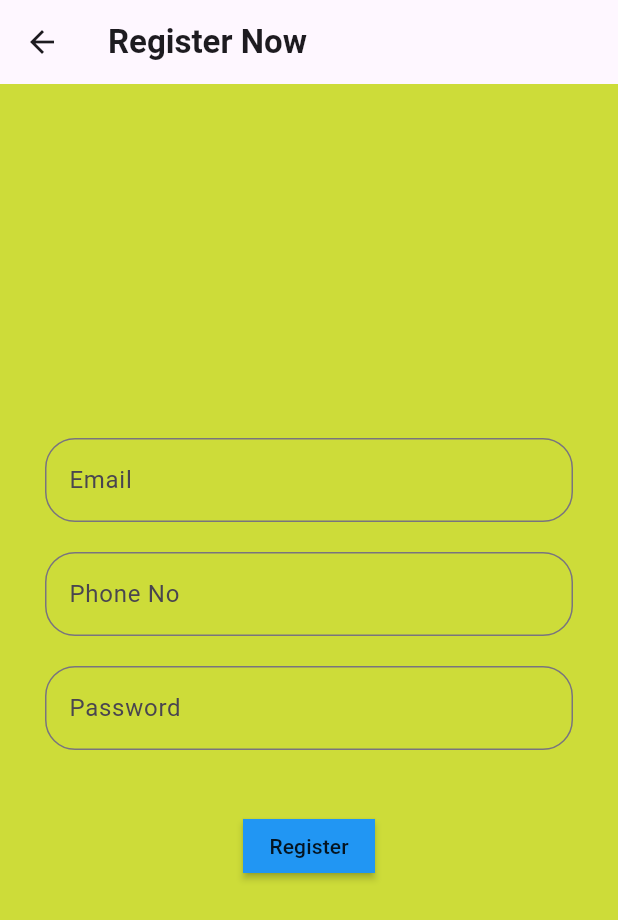
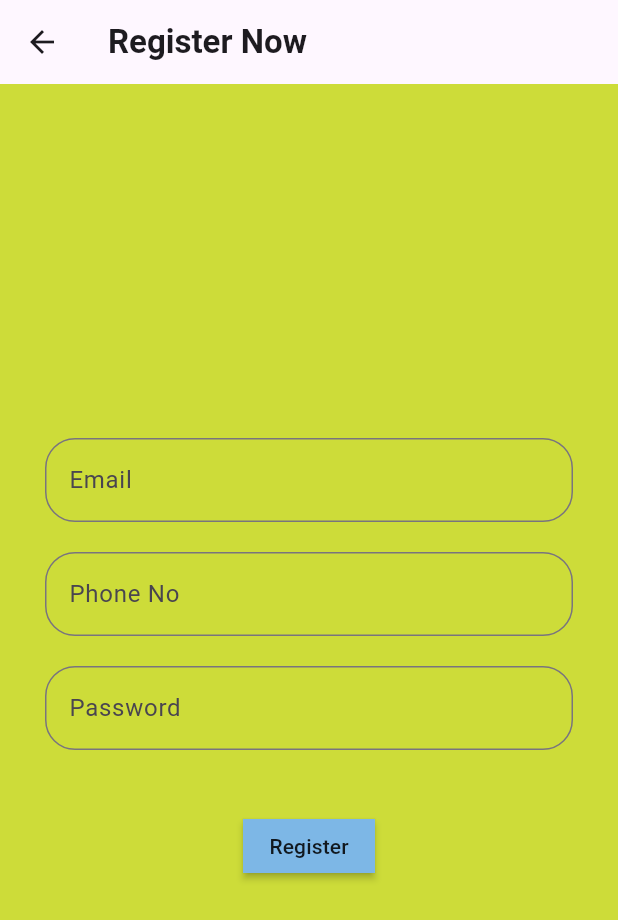
Before and after one commit to Alansiby/login_with_firebase, a Flutter app: the RegistrationScreen screen opened directly, on a phone screen of 412 x 824 dp. Shown: the top 920 px of the screen. Run offline on Flutter 3.47's test engine with Material 3 defaults, Android fonts, the phone set to English and light mode, and no system bars.

```diff
--- a/lib/view/registration_screen/registration_screen.dart
+++ b/lib/view/registration_screen/registration_screen.dart
@@ -1,6 +1,4 @@
 // ignore_for_file: prefer_const_constructors, prefer_const_literals_to_create_immutables
-
-import 'dart:html';
 
 import 'package:flutter/material.dart';
 import 'package:flutter/widgets.dart';
@@ -71,7 +69,7 @@ class RegistrationScreen extends StatelessWidget {
             //button for reqisteration
             MaterialButton(
               shape: BeveledRectangleBorder(),
-              color: Colors.blue,
+              color: const Color.fromARGB(255, 125, 183, 230),
               onPressed: () {
                 Navigator.push(
                     context,
```
Also changed, not shown: lib/controller/login_screen_controller.dart (added), lib/controller/registration_screen_controller.dart (added).
